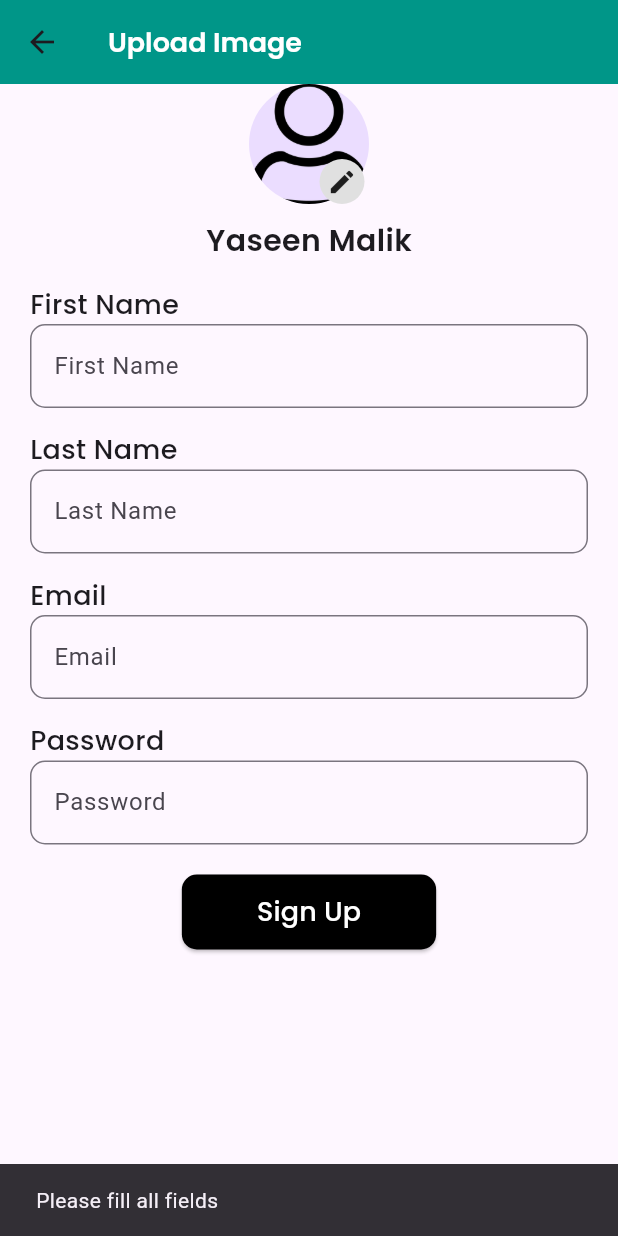
After one commit to Malik399758/Firebase_testing_project, a Flutter app: the UploadImageScreen screen opened directly, after a tap on "Sign Up", on a phone screen of 412 x 824 dp. The commit adds this screen. Run offline on Flutter 3.47's test engine with Material 3 defaults, Android fonts, the phone set to English and light mode, and no system bars; our stand-ins replace cloud_firestore, firebase_auth, firebase_core, firebase_storage, flutter_screenutil, flutter_spinkit and 4 more; missing offline and left inert: icons_flutter; accounts and stored records are empty.

```diff
--- /dev/null
+++ b/devtools_options.yaml
@@ -0,0 +1,3 @@
+description: This file stores settings for Dart & Flutter DevTools.
+documentation: https://docs.flutter.dev/tools/devtools/extensions#configure-extension-enablement-states
+extensions:
--- a/lib/main.dart
+++ b/lib/main.dart
@@ -5,7 +5,9 @@ import 'package:firebase_first_testing/views/screens/auth_module/sign_up2.dart';
 import 'package:firebase_first_testing/views/screens/chat_module/home_screen.dart';
 import 'package:firebase_first_testing/views/screens/login_logout/login_and_logout.dart';
 import 'package:firebase_first_testing/views/screens/screen_utils/screen_utils_screen.dart';
+import 'package:firebase_first_testing/views/screens/sign_in_with_google/sign_in_with_google_screen.dart';
 import 'package:firebase_first_testing/views/screens/splash_screen/chat_splash_screen.dart';
+import 'package:firebase_first_testing/views/screens/upload_image/upload_image_screen.dart';
 import 'package:flutter/material.dart';
 import 'package:flutter_screenutil/flutter_screenutil.dart';
 import 'package:provider/provider.dart';
@@ -51,7 +53,9 @@ class MyApp extends StatelessWidget {
           colorScheme: ColorScheme.fromSeed(seedColor: Colors.deepPurple),
           useMaterial3: true,
         ),
-        home:LoginAndLogout()
+        home: SignInWithGoogleScreen()
+        //UploadImageScreen()
+        //LoginAndLogout()
         //ScreenUtilsScreen()
         //ChatSplashScreen(),
         //SignUp2(),
--- a/lib/views/screens/login_logout/login_and_logout.dart
+++ b/lib/views/screens/login_logout/login_and_logout.dart
@@ -109,7 +109,6 @@ class _LoginAndLogoutState extends State<LoginAndLogout> {
                     ] )),
               ),
               // Lottie.asset('assets/images/Lottie Lego.json')
-
             ],
 
           ),
--- /dev/null
+++ b/lib/views/screens/upload_image/upload_image_screen.dart
@@ -0,0 +1,216 @@
+import 'dart:io';
+
+import 'package:cloud_firestore/cloud_firestore.dart';
+import 'package:firebase_auth/firebase_auth.dart';
+import 'package:firebase_storage/firebase_storage.dart';
+import 'package:flutter/cupertino.dart';
+import 'package:flutter/material.dart';
+import 'package:google_fonts/google_fonts.dart';
+import 'package:image_picker/image_picker.dart';
+
+class UploadImageScreen extends StatefulWidget {
+  const UploadImageScreen({super.key});
+
+  @override
+  State<UploadImageScreen> createState() => _UploadImageScreenState();
+}
+
+class _UploadImageScreenState extends State<UploadImageScreen> {
+  final _firstName = TextEditingController();
+  final _lastName = TextEditingController();
+  final _emailController = TextEditingController();
+  final _passwordController = TextEditingController();
+  bool isLoading = false;
+
+  File? _image;
+  final picker = ImagePicker();
+
+  // Pick Image from gallery
+  Future<void> imagePickFromGallery()async{
+    final pickedImage = await picker.pickImage(source: ImageSource.gallery);
+
+    if(pickedImage != null){
+      setState(() {
+        _image = File(pickedImage.path);
+      });
+    }else{
+      print('No Image selected');
+    }
+
+  }
+
+  // Upload Image to Firebase Storage
+  /*Future<String?> uploadImageOnServer(String uid) async {
+    if (_image == null) return null;
+
+    try {
+      String fileName = "images/$uid-${DateTime.now().millisecondsSinceEpoch}.jpg";
+      Reference ref = FirebaseStorage.instance.ref().child(fileName);
+      UploadTask uploadTask = ref.putFile(_image!);
+      TaskSnapshot snapshot = await uploadTask;
+      return await snapshot.ref.getDownloadURL();
+    } catch (e) {
+      debugPrint('Error Uploading Image: $e');
+      return null;
+    }
+  }*/
+
+  // Upload image to Firebase
+
+  Future<String?> imageUploadOnFirebase(String userId)async{
+    if(_image == null) return null;
+    try{
+      Reference ref = await FirebaseStorage.instance.ref().child('ImageFolder/$userId.jpg');
+
+      print('Reference --------------->${ref.fullPath}');
+      UploadTask uploadTask = ref.putFile(_image!);
+
+      print('UploadTask ----------------->$uploadTask');
+      TaskSnapshot taskSnapshot = await uploadTask;
+
+      final DownloadUrl = await ref.getDownloadURL();
+      print('DownloadUrl ------------->${DownloadUrl.toString()}');
+      return DownloadUrl;
+    }catch(e){
+      print('Error ------------->$e');
+    }
+
+
+  }
+
+  // Upload User Info to Firestore
+  Future<void> uploadUserInfo(String userId, String? imageUrl) async {
+    try {
+      await FirebaseFirestore.instance.collection('users').doc(userId).set({
+        'firstName': _firstName.text,
+        'lastName': _lastName.text,
+        'email': _emailController.text,
+        'imageUrl': imageUrl,
+      });
+    } catch (e) {
+      debugPrint('Firestore Error: $e');
+    }
+  }
+
+  // Sign Up Function
+  Future<void> signUpUser() async {
+    if (_firstName.text.isEmpty ||
+        _lastName.text.isEmpty ||
+        _emailController.text.isEmpty ||
+        _passwordController.text.isEmpty) {
+      ScaffoldMessenger.of(context).showSnackBar(
+        const SnackBar(content: Text('Please fill all fields')),
+      );
+      return;
+    }
+    setState(() => isLoading = true);
+    try {
+      UserCredential userResponse = await FirebaseAuth.instance.createUserWithEmailAndPassword(
+        email: _emailController.text,
+        password: _passwordController.text,
+      );
+
+      String? imageUrl = await imageUploadOnFirebase(userResponse.user!.uid,);
+      await uploadUserInfo(userResponse.user!.uid, imageUrl);
+
+      ScaffoldMessenger.of(context).showSnackBar(
+        const SnackBar(content: Text('Account Created Successfully')),
+      );
+    } catch (e) {
+      debugPrint('Error: $e');
+      ScaffoldMessenger.of(context).showSnackBar(
+        const SnackBar(content: Text('Something went wrong')),
+      );
+    } finally {
+      setState(() => isLoading = false);
+    }
+  }
+
+  @override
+  Widget build(BuildContext context) {
+    return Scaffold(
+      appBar: AppBar(
+        title: Text(
+          'Upload Image',
+          style: GoogleFonts.poppins(fontSize: 18, fontWeight: FontWeight.w600, color: Colors.white),
+        ),
+        backgroundColor: Colors.teal,
+      ),
+      body: Padding(
+        padding: const EdgeInsets.symmetric(horizontal: 20),
+        child: SingleChildScrollView(
+          child: Column(
+            children: [
+              Stack(
+                children: [
+                  CircleAvatar(
+                    radius: 40,
+                    backgroundImage: _image != null
+                        ? FileImage(_image!)
+                        : const AssetImage('assets/images/user_profile_image.png') as ImageProvider,
+                  ),
+                  Positioned(
+                    bottom: 0,
+                    right: 3,
+                    child: GestureDetector(
+                      onTap: imagePickFromGallery,
+                      child: Container(
+                        width: 30,
+                        height: 30,
+                        decoration: BoxDecoration(shape: BoxShape.circle, color: Colors.grey.shade300),
+                        child: const Icon(Icons.edit, size: 20),
+                      ),
+                    ),
+                  ),
+                ],
+              ),
+              const SizedBox(height: 10),
+              Text('Yaseen Malik', style: GoogleFonts.poppins(fontSize: 20, fontWeight: FontWeight.w600)),
+              const SizedBox(height: 15),
+              _buildTextField('First Name', _firstName),
+              const SizedBox(height: 15),
+              _buildTextField('Last Name', _lastName),
+              const SizedBox(height: 15),
+              _buildTextField('Email', _emailController),
+              const SizedBox(height: 15),
+              _buildTextField('Password', _passwordController, obscureText: true),
+              const SizedBox(height: 20),
+              isLoading
+                  ? const CircularProgressIndicator(color: Colors.teal)
+                  : ElevatedButton(
+                onPressed: signUpUser,
+                style: ElevatedButton.styleFrom(
+                  padding: const EdgeInsets.symmetric(vertical: 12, horizontal: 50),
+                  backgroundColor: Colors.black,
+                  shape: RoundedRectangleBorder(borderRadius: BorderRadius.circular(10)),
+                ),
+                child: Text(
+                  'Sign Up',
+                  style: GoogleFonts.poppins(fontSize: 18, fontWeight: FontWeight.w500, color: Colors.white),
+                ),
+              ),
+            ],
+          ),
+        ),
+      ),
+    );
+  }
+
+  // TextField Widget
+  Widget _buildTextField(String label, TextEditingController controller, {bool obscureText = false}) {
+    return Column(
+      crossAxisAlignment: CrossAxisAlignment.start,
+      children: [
+        Text(label, style: GoogleFonts.poppins(fontSize: 18, fontWeight: FontWeight.w500)),
+        TextFormField(
+          controller: controller,
+          obscureText: obscureText,
+          decoration: InputDecoration(
+            hintText: label,
+            border: OutlineInputBorder(borderRadius: BorderRadius.circular(10)),
+          ),
+        ),
+      ],
+    );
+  }
+}
--- a/pubspec.yaml
+++ b/pubspec.yaml
@@ -44,6 +44,9 @@ dependencies:
   flutter_screenutil: ^5.9.3
   provider: ^6.1.2
   lottie: ^3.3.1
+  image_picker: ^1.1.2
+  icons_flutter: ^0.0.5
+  google_sign_in: ^6.2.0
 
 dev_dependencies:
   flutter_test:
```
Also changed, not shown: lib/views/components/container_reuse.dart (added, +27 -0 lines), lib/views/screens/sign_in_with_google/sign_in_with_google_screen.dart (added, +65 -0 lines), assets/images/user_profile_image.png (added), pubspec.lock, 7 other files.
